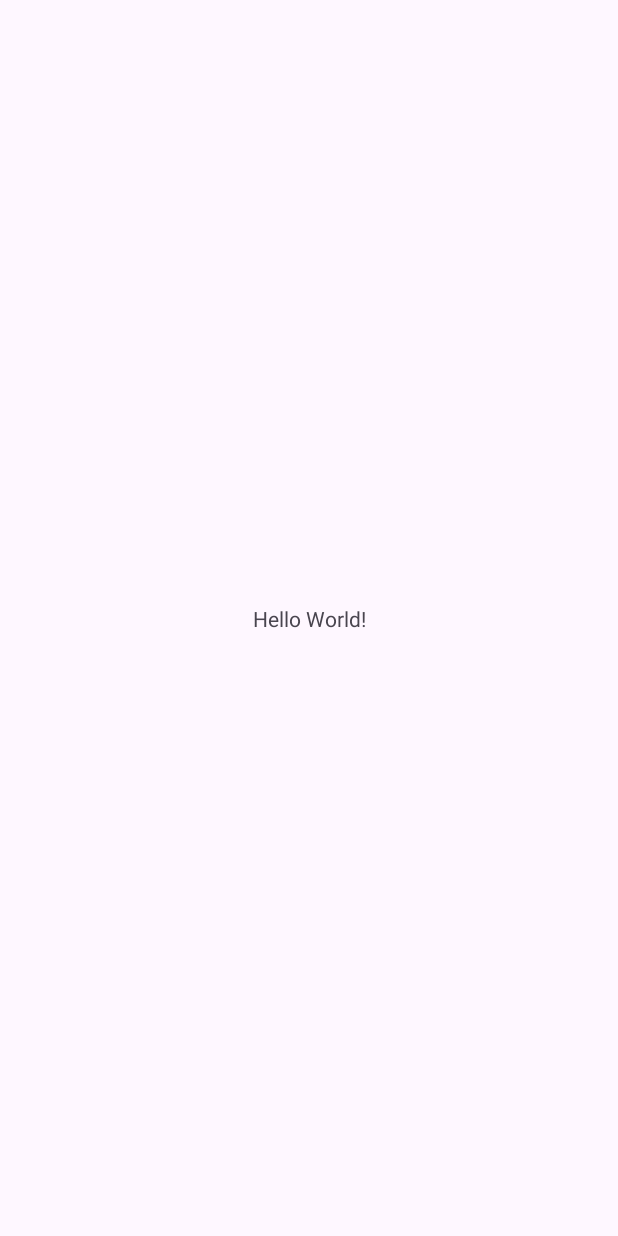
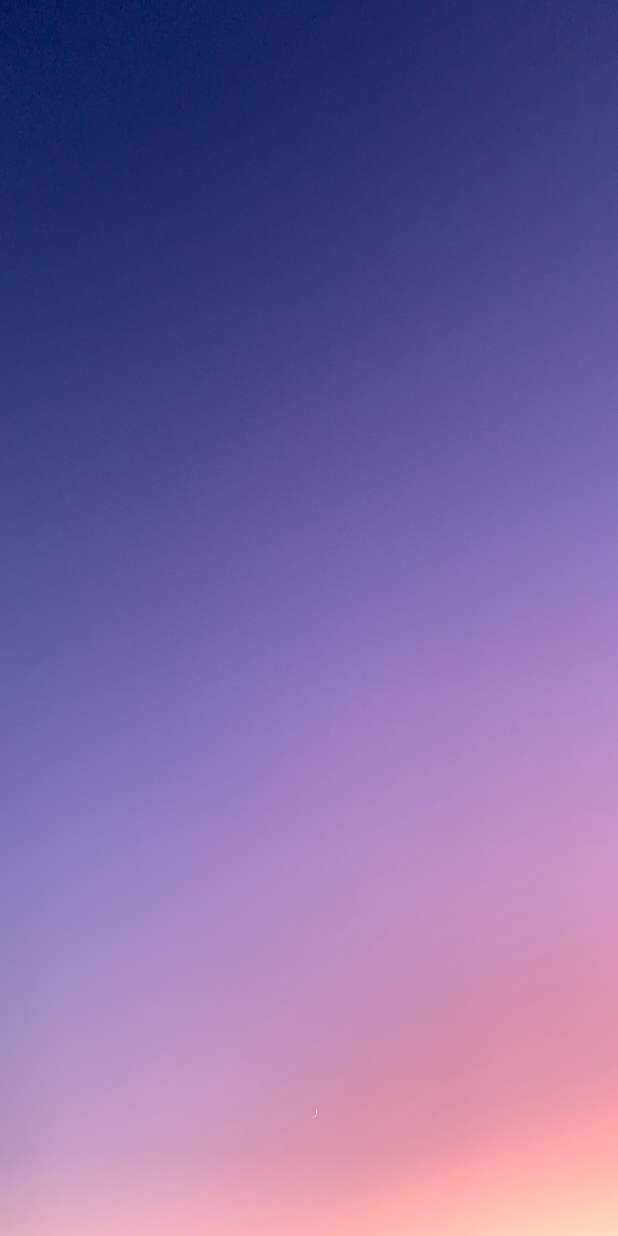
Before and after one commit to Sanket-116/Unit_Converter, an Android app: the screen it shows after launch (MainActivity), on a phone screen of 412 x 824 dp. Before the commit the screen is almost empty. Run offline under Robolectric (Android 15) with nearby library versions, the phone set to English and light mode, and no system bars.

Commit message:
Add background image

```diff
--- a/app/src/main/res/layout/activity_main.xml
+++ b/app/src/main/res/layout/activity_main.xml
@@ -4,15 +4,9 @@
     xmlns:tools="http://schemas.android.com/tools"
     android:layout_width="match_parent"
     android:layout_height="match_parent"
-    tools:context=".MainActivity">
+    tools:context=".MainActivity"
+    android:background="@drawable/background">
 
-    <TextView
-        android:layout_width="wrap_content"
-        android:layout_height="wrap_content"
-        android:text="Hello World!"
-        app:layout_constraintBottom_toBottomOf="parent"
-        app:layout_constraintEnd_toEndOf="parent"
-        app:layout_constraintStart_toStartOf="parent"
-        app:layout_constraintTop_toTopOf="parent" />
+
 
 </androidx.constraintlayout.widget.ConstraintLayout>
```
Also changed, not shown: app/src/main/res/drawable/background.jpg (added).
